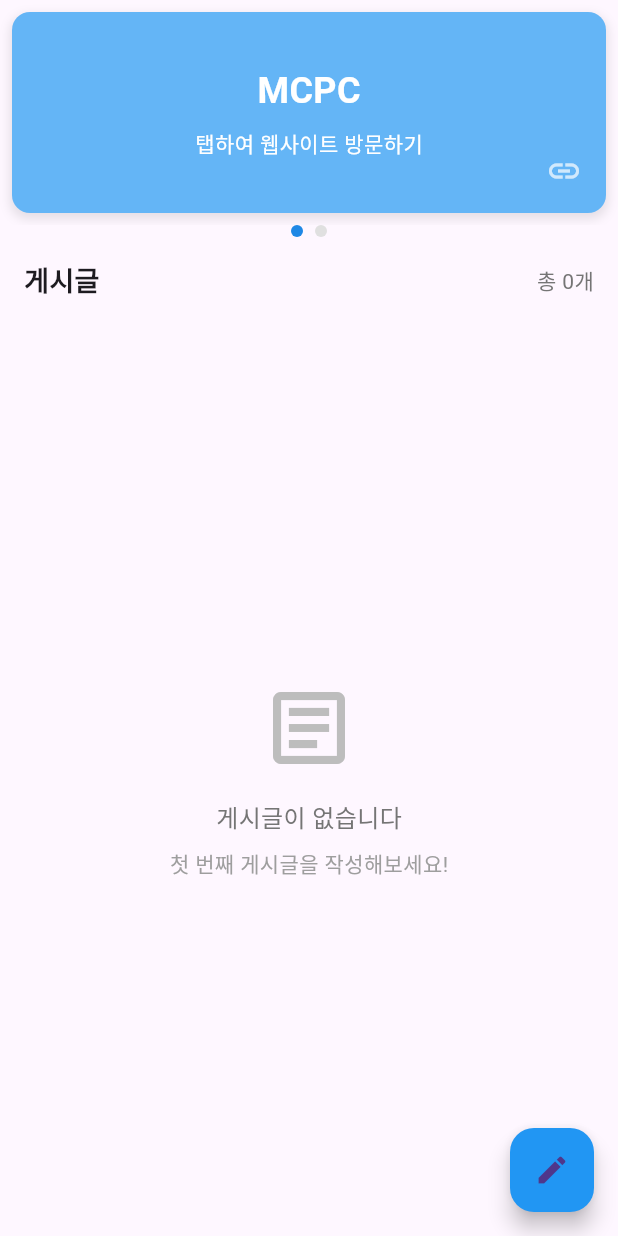
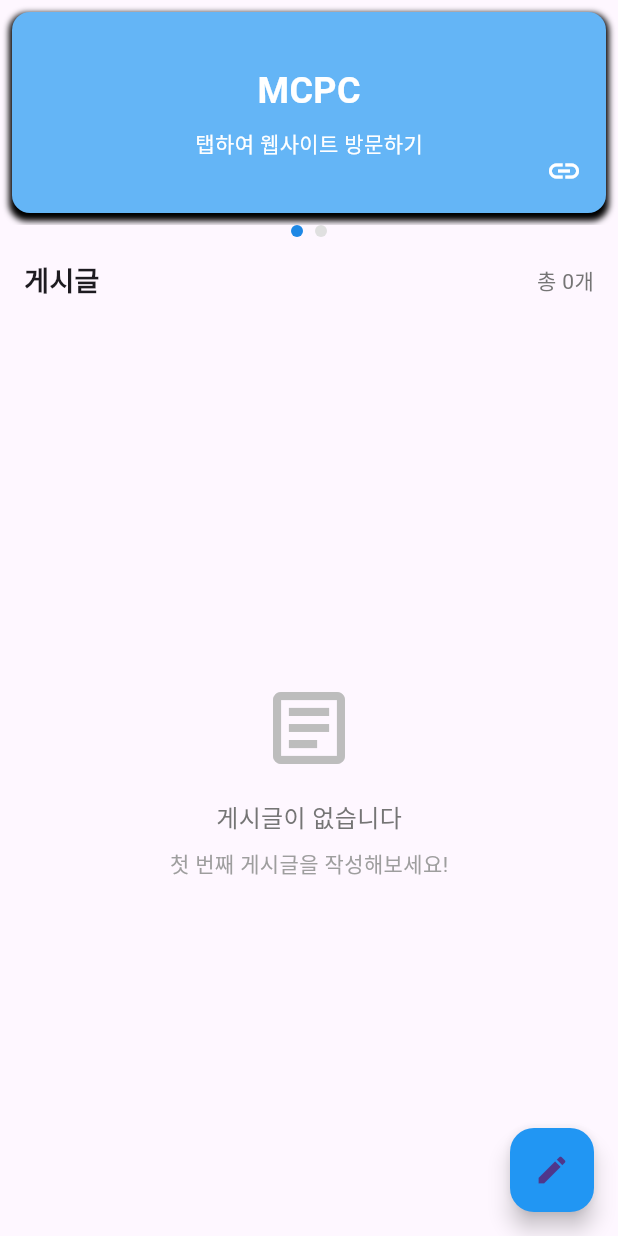
Before and after one commit to jmlee0120/flutter_project3, a Flutter app: the BoardScreen screen opened directly, on a phone screen of 412 x 824 dp. Run offline on Flutter 3.47's test engine with Material 3 defaults, Android fonts, the phone set to English and light mode, and no system bars; our stand-ins replace cloud_firestore, firebase_auth, firebase_core, google_sign_in; accounts and stored records are empty.

Commit message:
배너 부분 수정 중

```diff
--- a/lib/screens/board_screen.dart
+++ b/lib/screens/board_screen.dart
@@ -97,9 +97,9 @@ class _BoardScreenState extends State<BoardScreen> {
                       borderRadius: BorderRadius.circular(12.0),
                       boxShadow: [
                         BoxShadow(
-                          color: Colors.black.withOpacity(0.1),
-                          blurRadius: 5.0,
-                          spreadRadius: 1.0,
+                          color: Colors.black.withValues(alpha: 20),
+                          blurRadius: 3.0,
+                          spreadRadius: 2.0,
                           offset: Offset(0, 3),
                         ),
                       ],
@@ -136,7 +136,7 @@ class _BoardScreenState extends State<BoardScreen> {
                           bottom: 16,
                           child: Icon(
                             Icons.link,
-                            color: Colors.white.withOpacity(0.7),
+                            color: Colors.white.withValues(alpha: 179), // 0.7 * 255 = 178.5 ≈ 179
                             size: 24,
                           ),
                         ),
--- a/pubspec.yaml
+++ b/pubspec.yaml
@@ -35,8 +35,8 @@ dependencies:
   google_sign_in: ^6.0.2
   cloud_firestore: ^4.3.1
   provider: ^6.0.5  # 상태 관리용
-  intl: ^0.20.2
-  url_launcher: ^6.3.1
+  intl: ^0.18.1
+  url_launcher: ^6.1.14
 
   # The following adds the Cupertino Icons font to your application.
   # Use with the CupertinoIcons class for iOS style icons.
@@ -51,7 +51,7 @@ dev_dependencies:
   # activated in the `analysis_options.yaml` file located at the root of your
   # package. See that file for information about deactivating specific lint
   # rules and activating additional ones.
-  flutter_lints: ^5.0.0
+  flutter_lints: ^2.0.3
 
 # For information on the generic Dart part of this file, see the
 # following page: https://dart.dev/tools/pub/pubspec
```
Also changed, not shown: pubspec.lock, 2 other files.
